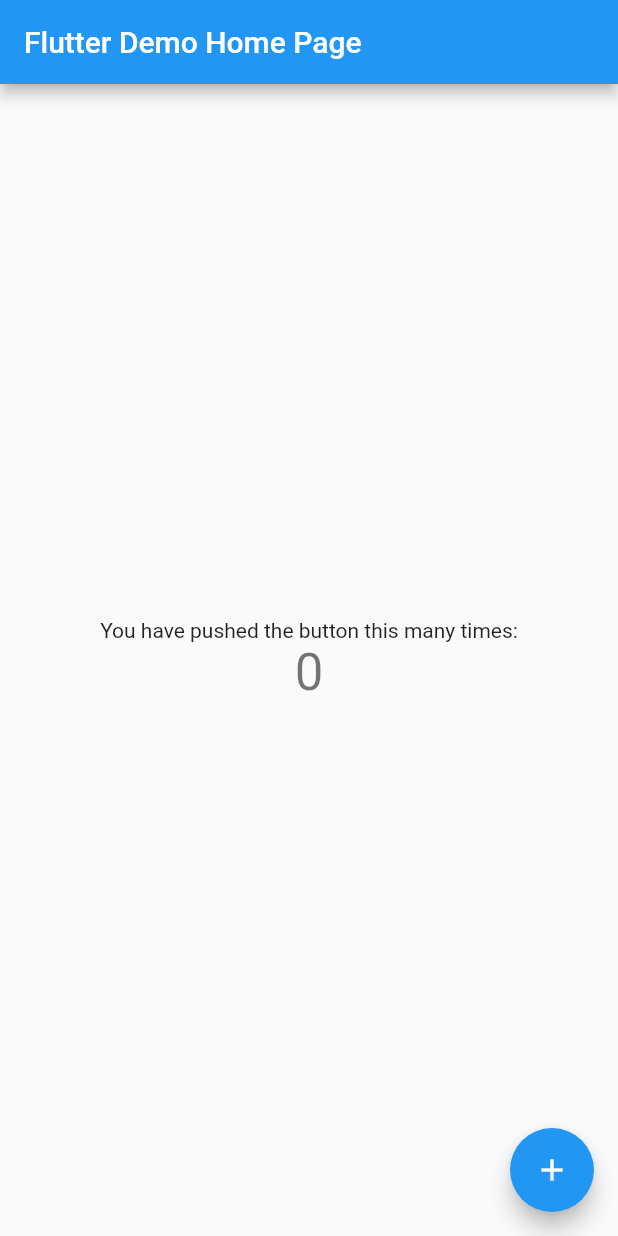
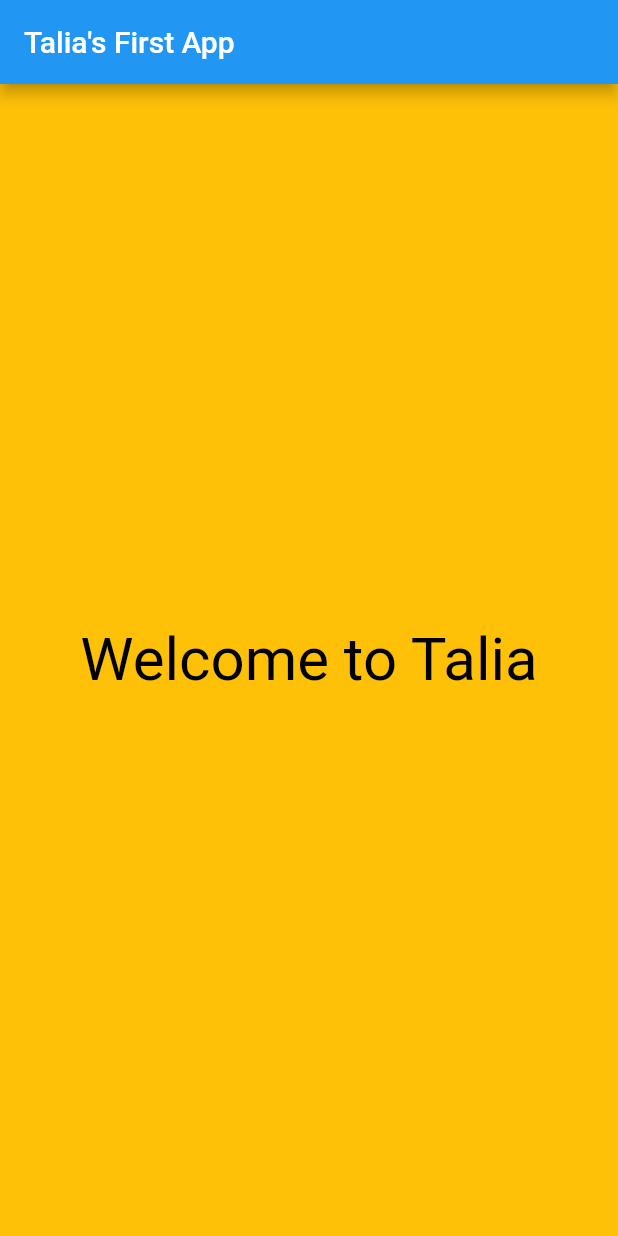
Before and after one commit to Jessicatcheyanou/talia, a Flutter app: the screen it shows after launch, on a phone screen of 412 x 824 dp. Run offline on Flutter 3.47's test engine with Material 2 defaults, Android fonts, the phone set to English and light mode, and no system bars.

Commit message:
Jess | Organizing flutter code | create first screen

```diff
--- /dev/null
+++ b/lib/app_screens/home_screen.dart
@@ -0,0 +1,18 @@
+import 'package:flutter/material.dart';
+
+class HomeScreen extends StatelessWidget {
+  @override
+  Widget build(BuildContext context) {
+    // TODO: implement build
+    return Material(
+      color: Colors.amber,
+      child: Center(
+        child: Text(
+          "Welcome to Talia",
+          textDirection: TextDirection.ltr,
+          style: TextStyle(color: Colors.black, fontSize: 40.0),
+        ),
+      ),
+    );
+  }
+}
--- a/lib/main.dart
+++ b/lib/main.dart
@@ -1,4 +1,5 @@
 import 'package:flutter/material.dart';
+import 'package:talia/app_screens/home_screen.dart';
 
 //entry point on main application
 void main() {
@@ -12,106 +13,13 @@ class MyApp extends StatelessWidget {
   @override
   Widget build(BuildContext context) {
     return MaterialApp(
-      debugShowCheckedModeBanner: false,
-      title: 'Flutter Demo',
-      theme: ThemeData(
-        // This is the theme of your application.
-        //
-        // Try running your application with "flutter run". You'll see the
-        // application has a blue toolbar. Then, without quitting the app, try
-        // changing the primarySwatch below to Colors.green and then invoke
-        // "hot reload" (press "r" in the console where you ran "flutter run",
-        // or simply save your changes to "hot reload" in a Flutter IDE).
-        // Notice that the counter didn't reset back to zero; the application
-        // is not restarted.
-        primarySwatch: Colors.blue,
-      ),
-      home: const MyHomePage(title: 'Flutter Demo Home Page'),
-    );
+        debugShowCheckedModeBanner: false,
+        title: 'Flutter Demo',
+        home: Scaffold(
+          appBar: AppBar(
+            title: Text("Talia's First App"),
+          ),
+          body: HomeScreen(),
+        ));
   }
 }
-
-class MyHomePage extends StatefulWidget {
-  const MyHomePage({Key? key, required this.title}) : super(key: key);
-
-  // This widget is the home page of your application. It is stateful, meaning
-  // that it has a State object (defined below) that contains fields that affect
-  // how it looks.
-
-  // This class is the configuration for the state. It holds the values (in this
-  // case the title) provided by the parent (in this case the App widget) and
-  // used by the build method of the State. Fields in a Widget subclass are
-  // always marked "final".
-
-  final String title;
-
-  @override
-  State<MyHomePage> createState() => _MyHomePageState();
-}
-
-class _MyHomePageState extends State<MyHomePage> {
-  int _counter = 0;
-
-  void _incrementCounter() {
-    setState(() {
-      // This call to setState tells the Flutter framework that something has
-      // changed in this State, which causes it to rerun the build method below
-      // so that the display can reflect the updated values. If we changed
-      // _counter without calling setState(), then the build method would not be
-      // called again, and so nothing would appear to happen.
-      _counter++;
-    });
-  }
-
-  @override
-  Widget build(BuildContext context) {
-    // This method is rerun every time setState is called, for instance as done
-    // by the _incrementCounter method above.
-    //
-    // The Flutter framework has been optimized to make rerunning build methods
-    // fast, so that you can just rebuild anything that needs updating rather
-    // than having to individually change instances of widgets.
-    return Scaffold(
-      appBar: AppBar(
-        // Here we take the value from the MyHomePage object that was created by
-        // the App.build method, and use it to set our appbar title.
-        title: Text(widget.title),
-      ),
-      body: Center(
-        // Center is a layout widget. It takes a single child and positions it
-        // in the middle of the parent.
-        child: Column(
-          // Column is also a layout widget. It takes a list of children and
-          // arranges them vertically. By default, it sizes itself to fit its
-          // children horizontally, and tries to be as tall as its parent.
-          //
-          // Invoke "debug painting" (press "p" in the console, choose the
-          // "Toggle Debug Paint" action from the Flutter Inspector in Android
-          // Studio, or the "Toggle Debug Paint" command in Visual Studio Code)
-          // to see the wireframe for each widget.
-          //
-          // Column has various properties to control how it sizes itself and
-          // how it positions its children. Here we use mainAxisAlignment to
-          // center the children vertically; the main axis here is the vertical
-          // axis because Columns are vertical (the cross axis would be
-          // horizontal).
-          mainAxisAlignment: MainAxisAlignment.center,
-          children: <Widget>[
-            const Text(
-              'You have pushed the button this many times:',
-            ),
-            Text(
-              '$_counter',
-              style: Theme.of(context).textTheme.headline4,
-            ),
-          ],
-        ),
-      ),
-      floatingActionButton: FloatingActionButton(
-        onPressed: _incrementCounter,
-        tooltip: 'Increment',
-        child: const Icon(Icons.add),
-      ), // This trailing comma makes auto-formatting nicer for build methods.
-    );
-  }
-}
```
